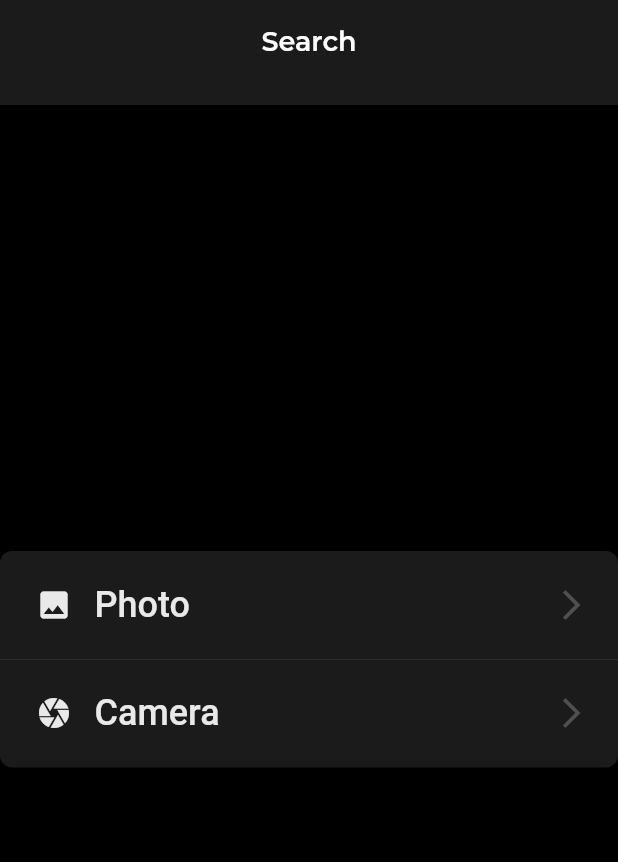
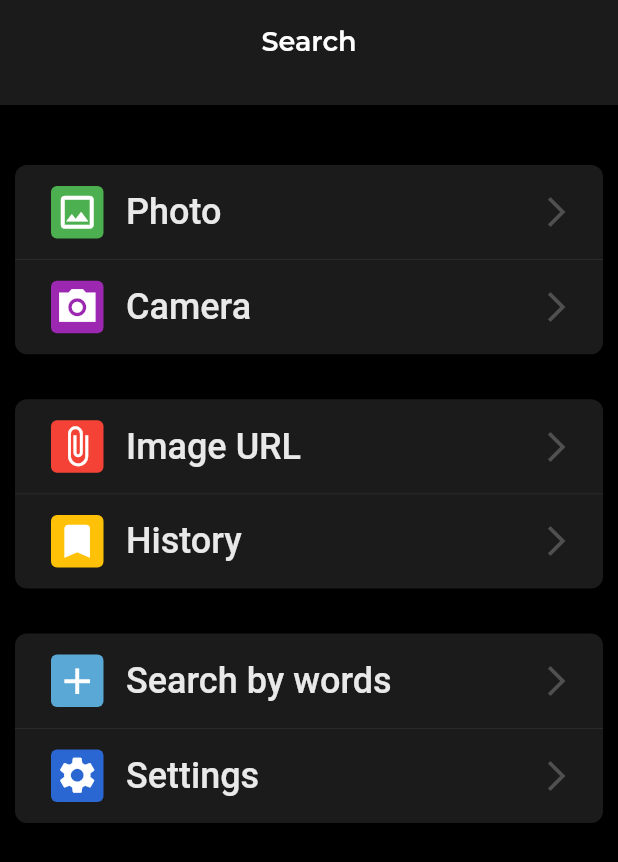
Before and after one commit to GhostuSs/search_image, a Flutter app: the HomePage screen opened directly, on a phone screen of 412 x 824 dp. Shown: the top 862 px of the screen. Run offline on Flutter 3.47's test engine with Material 2 defaults, Android fonts, the phone set to English and light mode, and no system bars; our stand-ins replace flutter_rating_bar, shared_preferences; accounts and stored records are empty; Roboto replaces fonts that are missing (JosefinSans-SemiBold).

Commit message:
'ready home screen'

```diff
--- a/lib/ui/components/uikit/settings_card.dart
+++ b/lib/ui/components/uikit/settings_card.dart
@@ -7,15 +7,15 @@ class RawCard extends StatelessWidget{
   final String textDown;
   final onPressedUp;
   final onPressedDown;
-  final IconData iconUp;
-  final IconData iconDown;
+  final Widget iconUp;
+  final Widget iconDown;
 
   const RawCard({this.onPressedUp, this.onPressedDown, required this.iconUp, required this.iconDown, required this.textUp, required this.textDown});
 
   @override
   Widget build(BuildContext context) {
     return Padding(
-        padding: const EdgeInsets.only(bottom: 15),
+        padding: const EdgeInsets.only(bottom: 30,left: 10,right: 10),
         child: Container(
           width: double.infinity,
           decoration: BoxDecoration(
@@ -33,31 +33,8 @@ class RawCard extends StatelessWidget{
                   child: Row(
                     children: [
                       Padding(
-                          padding: const EdgeInsets.only(left: 20,right: 15,top: 20,bottom: 20),
-                          child: iconUp==Icons.share_rounded
-                              ? Container(
-                            padding: const EdgeInsets.all(1),
-                            width: 24,
-                            height: 24,
-                            decoration: BoxDecoration(
-                                color: ProjectColors.white.withOpacity(0.8),
-                                borderRadius: BorderRadius.circular(3)
-                            ),
-                            child: Column(
-                              crossAxisAlignment: CrossAxisAlignment.center,
-                              mainAxisAlignment: MainAxisAlignment.center,
-                              children: [Icon(
-                                iconUp,
-                                color: ProjectColors.white.withOpacity(0.8),
-                                size: 22,
-                              )],
-                            ),
-                          )
-                              : Icon(
-                            iconUp,
-                            color: ProjectColors.white.withOpacity(0.9),
-                            size: 24,
-                          )
+                          padding: const EdgeInsets.only(left: 20,right: 15,top: 10,bottom: 10),
+                          child: iconUp
                       ),
                       Text(
                           textUp,
@@ -91,32 +68,9 @@ class RawCard extends StatelessWidget{
                   child: Row(
                     children: [
                       Padding(
-                          padding: const EdgeInsets.only(left: 20,right: 15,top: 20,bottom: 20),
-                          child: iconDown==Icons.share_rounded
-                              ? Container(
-                            padding: const EdgeInsets.all(1),
-                            width: 24,
-                            height: 24,
-                            decoration: BoxDecoration(
-                                color: ProjectColors.white.withOpacity(0.8),
-                                borderRadius: BorderRadius.circular(3)
-                            ),
-                            child: Column(
-                              crossAxisAlignment: CrossAxisAlignment.center,
-                              mainAxisAlignment: MainAxisAlignment.center,
-                              children: [Icon(
-                                iconDown,
-                                color: Color(0xCC210741).withOpacity(0.8),
-                                size: 22,
-                              )],
-                            ),
-                          )
-                              : Icon(
-                            iconDown,
-                            color: ProjectColors.white.withOpacity(0.9),
-                            size: 24,
-                          )
-                      ),
+                          padding: const EdgeInsets.only(left: 20,right: 15,top: 10,bottom: 10),
+                          child: iconDown,
+                          ),
                       Text(
                           textDown,
                           style: TextStyle(
--- a/lib/ui/screens/home.dart
+++ b/lib/ui/screens/home.dart
@@ -1,7 +1,6 @@
 import 'package:flutter/material.dart';
 import 'package:image_search_app/project_settings/colors/color_palette.dart';
 import 'package:image_search_app/ui/components/uikit/appbar.dart';
-import 'package:image_search_app/ui/components/uikit/button.dart';
 import 'package:image_search_app/ui/components/uikit/settings_card.dart';
 
 class HomePage extends StatefulWidget{
@@ -17,21 +16,80 @@ class _HomePageState extends State<HomePage>{
   Widget build(BuildContext context) {
     return Scaffold(
       backgroundColor: ProjectColors.black,
-      appBar: InnerAppBar(automaticalyImplyLeading: false, title: 'Search',),
+      appBar: const InnerAppBar(automaticalyImplyLeading: false, title: 'Search',),
       body: Column(
         crossAxisAlignment: CrossAxisAlignment.center,
-        mainAxisAlignment: MainAxisAlignment.center,
+        mainAxisAlignment: MainAxisAlignment.start,
         children: [
+          const SizedBox(height: 40,),
           RawCard(
             textDown: 'Camera',
-            iconDown: Icons.camera,
-            iconUp: Icons.photo,
+            iconDown: const RawIcon(
+              icon: Icons.photo_camera_sharp,
+              backColor: Colors.purple,
+            ),
+            iconUp: const RawIcon(
+              icon: Icons.photo_outlined,
+              backColor: Colors.green,
+            ),
             textUp: 'Photo',
             onPressedDown: (){print('phot');},
             onPressedUp: (){print('cam');},
+          ),
+          RawCard(
+            textDown: 'History',
+            iconDown: const RawIcon(
+              icon: Icons.turned_in,
+              backColor: Colors.amber,
+            ),
+            iconUp: const RawIcon(
+              icon: Icons.attach_file,
+              backColor: Colors.red,
+            ),
+            textUp: 'Image URL',
+            onPressedDown: (){debugPrint('History');},
+            onPressedUp: (){debugPrint('Image URL');},
+          ),
+          RawCard(
+            textDown: 'Settings',
+            iconDown: const RawIcon(
+              icon: Icons.settings,
+              backColor: Color(0xFF2B67D2),
+            ),
+            iconUp: const RawIcon(
+              icon: Icons.add,
+              backColor: Color(0xFF59A8D6),
+            ),
+            textUp: 'Search by words',
+            onPressedDown: (){debugPrint('Settings');},
+            onPressedUp: (){debugPrint('SearchByWords');},
           )
         ],
       ),
     );
   }
 }
+
+class RawIcon extends StatelessWidget{
+
+  final IconData icon;
+  final Color backColor;
+
+  const RawIcon({Key? key,required this.icon,required this.backColor}):super(key:key);
+
+  @override
+  Widget build(BuildContext context) {
+    return Container(
+      padding: const EdgeInsets.all(3),
+      decoration: BoxDecoration(
+        color: backColor,
+          borderRadius: BorderRadius.circular(4)
+      ),
+      child: Icon(
+        icon,
+        size: 29,
+      ),
+    );
+  }
+
+}
--- a/pubspec.yaml
+++ b/pubspec.yaml
@@ -34,6 +34,7 @@ dependencies:
   dio: ^4.0.4
   flutter_rating_bar: ^4.0.0
   page_transition: ^2.0.4
+  permission_handler: ^8.3.0
 
 
   # The following adds the Cupertino Icons font to your application.
```
Also changed, not shown: pubspec.lock.
